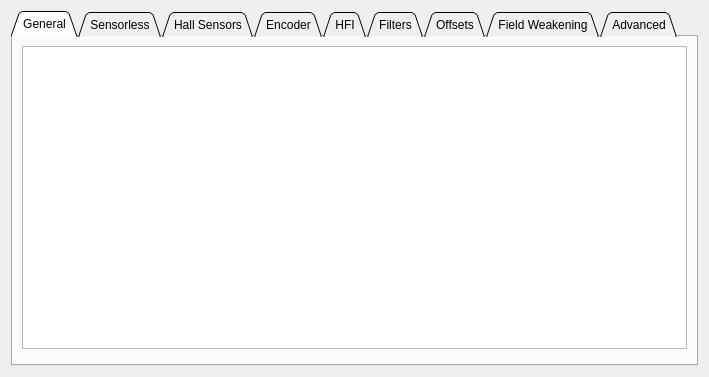
Above: pages/pagefoc.ui from vedderb/vesc_tool before the change. Below: the same form after it.
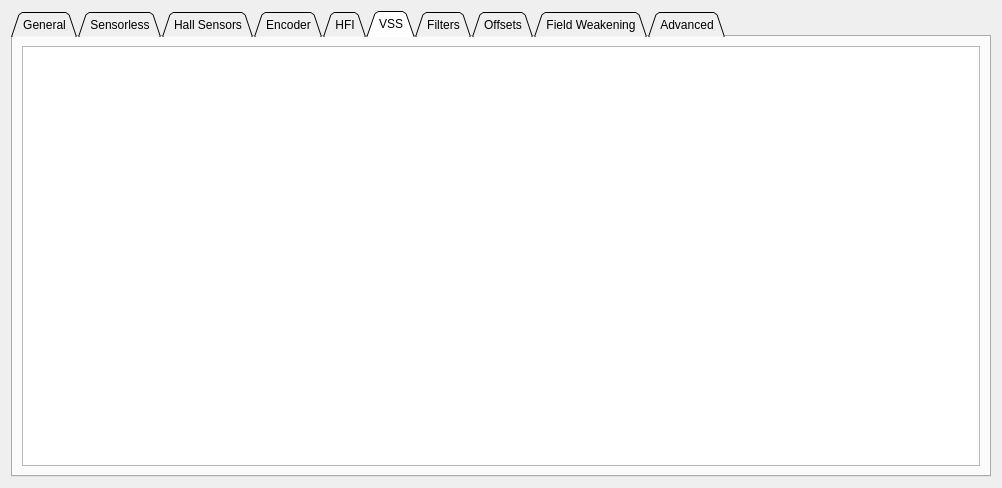
That is the form after the change. The open tabs and pages were chosen to show the change. Custom widgets are drawn as their Qt base class.

The edit to the form file:
```diff
--- a/pages/pagefoc.ui
+++ b/pages/pagefoc.ui
@@ -6,8 +6,8 @@
    <rect>
     <x>0</x>
     <y>0</y>
-    <width>709</width>
-    <height>377</height>
+    <width>1002</width>
+    <height>488</height>
    </rect>
   </property>
   <property name="windowTitle">
@@ -140,6 +140,16 @@
        </item>
       </layout>
      </widget>
+     <widget class="QWidget" name="tab_10">
+      <attribute name="title">
+       <string>VSS</string>
+      </attribute>
+      <layout class="QVBoxLayout" name="verticalLayout_11">
+       <item>
+        <widget class="ParamTable" name="vssTab"/>
+       </item>
+      </layout>
+     </widget>
      <widget class="QWidget" name="tab_8">
       <attribute name="title">
        <string>Filters</string>
```
